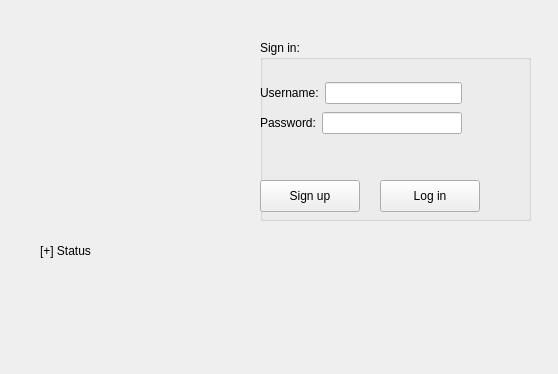
Texvss/Spotify_project, file login.ui: the form before one commit.
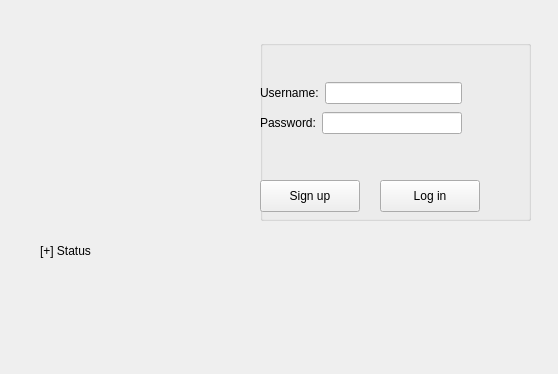
The form after the commit. Icons and pictures are not drawn.

Patch:
```diff
--- a/login.ui
+++ b/login.ui
@@ -36,7 +36,7 @@
     </rect>
    </property>
    <property name="title">
-    <string>Sign in:</string>
+    <string/>
    </property>
    <widget class="QPushButton" name="loginButton">
     <property name="geometry">
```
